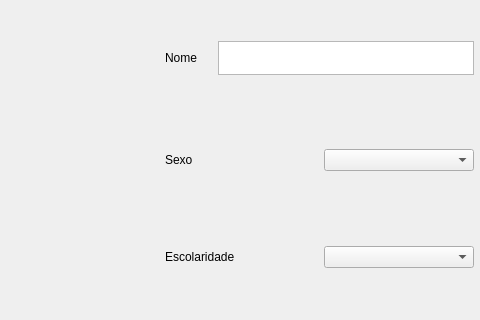
This is user_interfaces/main_window.ui in fireis/video-choices as Qt 5 draws it before an edit; both pictures show x 105 to 585 and y 249 to 569 of the 800 by 800 pixel window. The edited form follows.
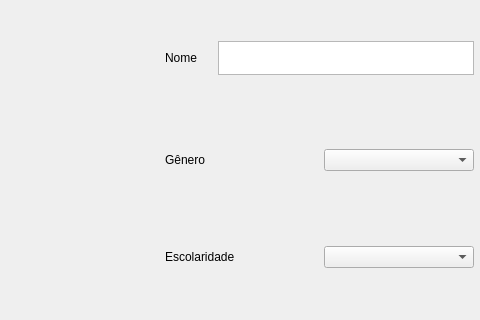
This is the edited form.

Commit message: add menu texts and flow control for main screen

Diff of the .ui file:
```diff
--- a/user_interfaces/main_window.ui
+++ b/user_interfaces/main_window.ui
@@ -111,7 +111,7 @@
        <item>
         <widget class="QLabel" name="sex_label">
          <property name="text">
-          <string>Sexo</string>
+          <string>Gênero</string>
          </property>
         </widget>
        </item>
```
Left out of the diff: 10 changed lines with no effect on the pictures. The commit also changes 1 other file.
